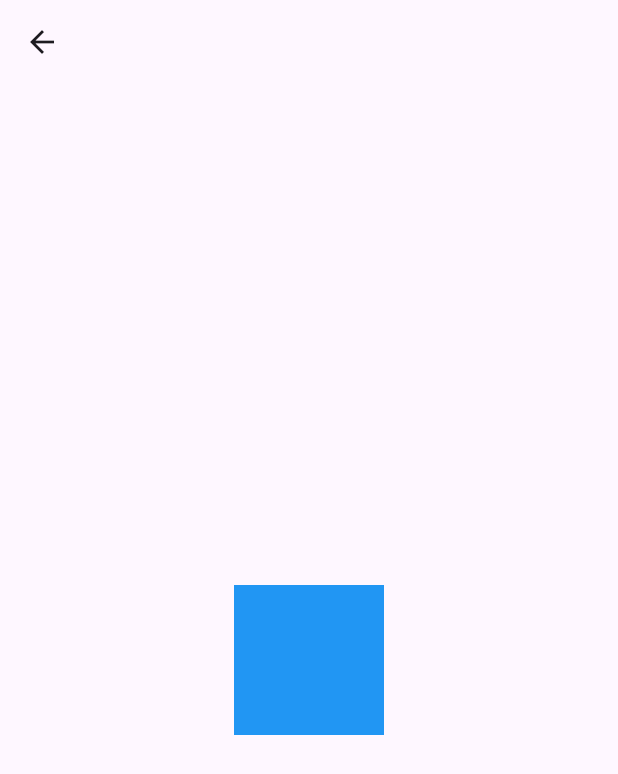
After one commit to Inoyatovlee/Flutter-widgets, a Flutter app: the ConstrainedBoxPage screen opened directly, on a phone screen of 412 x 824 dp. The commit adds this screen. Shown: the top 774 px of the screen. Run offline on Flutter 3.47's test engine with Material 3 defaults, Android fonts, the phone set to English and light mode, and no system bars; our stand-ins replace fl_chart, get, permission_handler; missing offline and left inert: dart:ffi, dart:js_util.

Commit message:
ConstrainedBoxPage

```diff
--- /dev/null
+++ b/lib/widgets/ConstrainedBoxPage_.dart
@@ -0,0 +1,32 @@
+import 'package:flutter/material.dart';
+
+class ConstrainedBoxPage extends StatefulWidget {
+  const ConstrainedBoxPage({super.key});
+
+  @override
+  State<ConstrainedBoxPage> createState() => _ConstrainedBoxPageState();
+}
+
+class _ConstrainedBoxPageState extends State<ConstrainedBoxPage> {
+  @override
+  Widget build(BuildContext context) {
+    return Scaffold(
+      appBar: AppBar(),
+      body: Center(
+        child: ConstrainedBox(
+          constraints: BoxConstraints(
+            minWidth: 100,
+            minHeight: 100,
+            maxHeight: 300,
+            maxWidth: 300,
+          ),
+          child: Container(
+            width: 50,
+            height: 10,
+            color: Colors.blue,
+          ),
+        ),
+      ),
+    );
+  }
+}
--- a/lib/widgets/ImagePage2.dart
+++ b/lib/widgets/ImagePage2.dart
@@ -1,6 +1,5 @@
 // Image.memory(Uint8List bytes, ..)
 // Tayyormas .
-import 'dart:collection';
 import 'dart:typed_data';
 import 'package:flutter/material.dart';
 import 'package:flutter/services.dart';
--- a/lib/widgets/Text.rich.dart
+++ b/lib/widgets/Text.rich.dart
@@ -1,4 +1,3 @@
-import 'package:flutter/gestures.dart';
 import 'package:flutter/material.dart';
 import 'package:flutter/widgets.dart';
 
```
Also changed, not shown: 1 other file.
